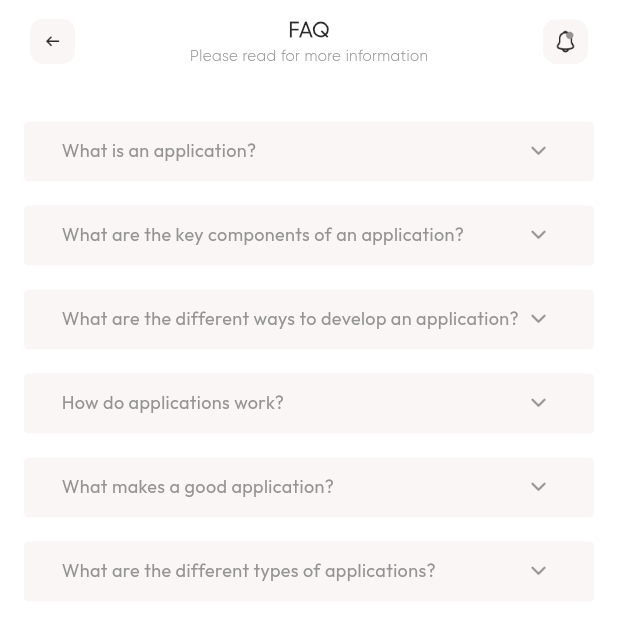
After one commit to erixiey/mrow.id, a Flutter app: the FaqScreen screen opened directly, on a phone screen of 412 x 824 dp. The commit adds this screen. Shown: the top 620 px of the screen. Run offline on Flutter 3.47's test engine with Material 3 defaults, Android fonts, the phone set to English and light mode, and no system bars; our stand-ins replace flutter_slidable, get, image_picker, showcaseview.

Commit message:
adding FAQ

```diff
--- /dev/null
+++ b/lib/screens/faq_screen.dart
@@ -0,0 +1,203 @@
+import 'package:flutter/material.dart';
+import 'package:get/get.dart';
+import 'package:mrowid/colors/color.dart';
+
+class FaqScreen extends StatefulWidget {
+  const FaqScreen({super.key});
+
+  @override
+  _FaqScreenState createState() => _FaqScreenState();
+}
+
+class _FaqScreenState extends State<FaqScreen> {
+  List<bool> _isExpandedList = List.generate(6, (_) => false);
+
+  @override
+  Widget build(BuildContext context) {
+    final List<Map<String, String>> faqData = [
+      {
+        'title': 'What is an application?',
+        'content': 'An application, often shortened to \'app,\' is a software program designed to perform a specific task or set of tasks for end users. It can range from simple tools like calculators to complex systems like word processors or video games.',
+      },
+      {
+        'title': 'What are the key components of an application?',
+        'content': 'Key components of an application typically include the user interface (UI), business logic, data storage, and sometimes networking capabilities. These components work together to deliver functionality to the end user.',
+      },
+      {
+        'title': 'What are the different ways to develop an application?',
+        'content': 'Applications can be developed using various approaches including native development (platform-specific), cross-platform frameworks like Flutter or React Native, progressive web apps (PWAs), or hybrid approaches combining multiple technologies.',
+      },
+      {
+        'title': 'How do applications work?',
+        'content': 'Applications work by executing code that manipulates data and interacts with device hardware and operating systems. They receive input from users, process that input according to programmed logic, and produce output in the form of visual elements, sounds, or other interactions.',
+      },
+      {
+        'title': 'What makes a good application?',
+        'content': 'A good application typically has an intuitive user interface, performs reliably, responds quickly to user actions, solves a specific problem efficiently, and provides a seamless user experience across different devices and screen sizes.',
+      },
+      {
+        'title': 'What are the different types of applications?',
+        'content': 'Applications can be categorized into various types including mobile apps, desktop applications, web applications, system utilities, games, productivity tools, social media platforms, and enterprise software, each serving different purposes and user needs.',
+      },
+    ];
+
+    return Scaffold(
+      backgroundColor: AppColors.whiteff,
+      body: SafeArea(
+        child: Column(
+          children: [
+            Container(
+              height: 55,
+              color: AppColors.whiteff,
+              child: Row(
+                mainAxisAlignment: MainAxisAlignment.spaceBetween,
+                children: [
+                  Padding(
+                    padding: const EdgeInsets.only(left: 20),
+                    child: GestureDetector(
+                      onTap: () => Get.back(),
+                      child: Image.asset(
+                        'assets/icons/back.png',
+                        width: 30,
+                        height: 30,
+                      ),
+                    ),
+                  ),
+                  Column(
+                    mainAxisAlignment: MainAxisAlignment.center,
+                    children: [
+                      Text(
+                        'FAQ',
+                        style: TextStyle(
+                          fontFamily: 'Gilroy',
+                          fontSize: 14,
+                          fontWeight: FontWeight.bold,
+                          color: AppColors.black2b,
+                        ),
+                      ),
+                      Text(
+                        'Please read for more information',
+                        style: TextStyle(
+                          fontFamily: 'Gilroy',
+                          fontSize: 10,
+                          fontWeight: FontWeight.w500,
+                          color: AppColors.gray94,
+                        ),
+                      ),
+                    ],
+                  ),
+                  Padding(
+                    padding: const EdgeInsets.only(right: 20),
+                    child: Image.asset(
+                      'assets/icons/notifikasi.png',
+                      width: 30,
+                      height: 30,
+                    ),
+                  ),
+                ],
+              ),
+            ),
+            Expanded(
+              child: Padding(
+                padding: const EdgeInsets.fromLTRB(16, 26, 16, 0),
+                child: ListView.builder(
+                  physics: BouncingScrollPhysics(),
+                  itemCount: faqData.length,
+                  itemBuilder: (context, index) {
+                    return Container(
+                      margin: const EdgeInsets.only(bottom: 16),
+                      child: Column(
+                        children: [
+                          Material(
+                            color: Colors.transparent,
+                            child: InkWell(
+                              onTap: () {
+                                setState(() {
+                                  _isExpandedList[index] = !_isExpandedList[index];
+                                });
+                              },
+                              borderRadius: BorderRadius.circular(8),
+                              child: Container(
+                                height: 40,
+                                padding: const EdgeInsets.symmetric(horizontal: 25),
+                                decoration: BoxDecoration(
+                                  color: _isExpandedList[index] ? AppColors.black2b : AppColors.grayf6,
+                                  borderRadius: BorderRadius.circular(3),
+                                ),
+                                child: Row(
+                                  mainAxisAlignment: MainAxisAlignment.spaceBetween,
+                                  children: [
+                                    Expanded(
+                                      child: Text(
+                                        faqData[index]['title']!,
+                                        style: TextStyle(
+                                          fontFamily: 'Outfit',
+                                          fontSize: 12,
+                                          fontWeight: FontWeight.w400,
+                                          color: _isExpandedList[index] ? AppColors.whiteff : AppColors.gray94,
+                                        ),
+                                      ),
+                                    ),
+                                    Image.asset(
+                                      _isExpandedList[index]
+                                        ? 'assets/icons/arrow_up.png'
+                                        : 'assets/icons/arrow_down_gray.png',
+                                      width: 24,
+                                      height: 24,
+                                    ),
+                                  ],
+                                ),
+                              ),
+                            ),
+                          ),
+                          AnimatedCrossFade(
+                            firstChild: Container(),
+                            secondChild: Container(
+                              width: double.infinity,
+                              padding: const EdgeInsets.fromLTRB(25, 10, 25, 15),
+                              decoration: BoxDecoration(
+                                color: AppColors.whiteff,
+                                borderRadius: BorderRadius.only(
+                                  bottomLeft: Radius.circular(8),
+                                  bottomRight: Radius.circular(8),
+                                ),
+                              ),
+                              child: Column(
+                                crossAxisAlignment: CrossAxisAlignment.start,
+                                children: [
+                                  Text(
+                                    faqData[index]['content']!,
+                                    style: TextStyle(
+                                      fontFamily: 'Outfit',
+                                      fontSize: 12,
+                                      fontWeight: FontWeight.w300, // light
+                                      color: AppColors.gray94,
+                                    ),
+                                  ),
+                                  const SizedBox(height: 10),
+                                  Divider(
+                                    color: AppColors.grayd9,
+                                    thickness: 1,
+                                    height: 0,
+                                  ),
+                                ],
+                              ),
+                            ),
+                            crossFadeState: _isExpandedList[index]
+                                ? CrossFadeState.showSecond
+                                : CrossFadeState.showFirst,
+                            duration: Duration(milliseconds: 300),
+                          ),
+                        ],
+                      ),
+                    );
+                  },
+                ),
+              ),
+            ),
+          ],
+        ),
+      ),
+    );
+  }
+}
--- a/lib/screens/support_screen.dart
+++ b/lib/screens/support_screen.dart
@@ -2,6 +2,7 @@
 import 'package:get/get.dart';
 import 'package:mrowid/colors/color.dart';
 import 'package:mrowid/controllers/support_controller.dart';
+import 'package:mrowid/screens/faq_screen.dart';
 import 'package:mrowid/widgets/custom_button.dart';
 
 class SupportScreen extends StatelessWidget {
@@ -46,8 +47,8 @@
               const SizedBox(height: 35.76),
               Image.asset(
                 'assets/icons/ping.png',
-                width: 100,
-                height: 100,
+                width: 80,
+                height: 80,
               ),
               const SizedBox(height: 25.76),
               Text(
@@ -159,10 +160,13 @@
                   ),
                   Row(
                     children: [
-                      Image.asset(
-                        'assets/icons/faq.png',
-                        width: 30,
-                        height: 30,
+                      GestureDetector(
+                        onTap: () => Get.to(() => const FaqScreen()),
+                        child: Image.asset(
+                          'assets/icons/faq.png',
+                          width: 30,
+                          height: 30,
+                        ),
                       ),
                       const SizedBox(width: 10),
                       GestureDetector(
--- a/pubspec.yaml
+++ b/pubspec.yaml
@@ -51,6 +51,7 @@
     - family: Outfit
       fonts:
         - asset: assets/fonts/Outfit-Regular.ttf
+          weight: 400
         - asset: assets/fonts/Outfit-Light.ttf
           weight: 300
         - asset: assets/fonts/Outfit-Medium.ttf
```
Also changed, not shown: assets/icons/arrow_down_gray.png (added), assets/icons/arrow_up.png (added).
